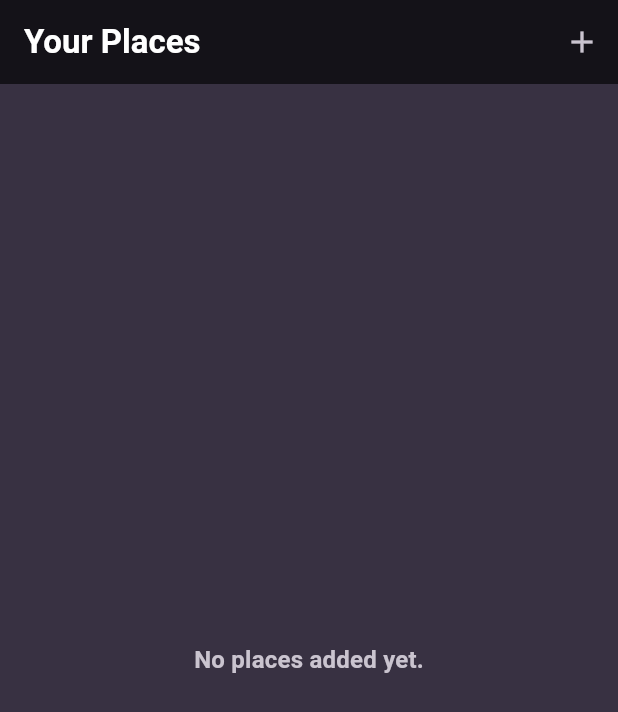
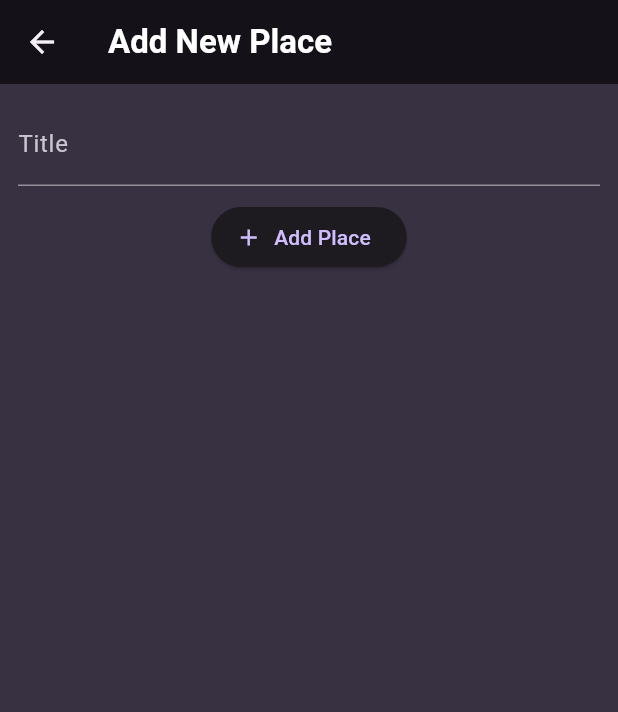
Before and after one commit to AyonMandal/FavoritePlaceApp, a Flutter app: the screen it shows after launch, after a tap on the "add" icon, on a phone screen of 412 x 824 dp. Shown: the top 712 px of the screen. Run offline on Flutter 3.47's test engine with Material 3 defaults, Android fonts, the phone set to English and light mode, and no system bars; our stand-ins replace google_fonts.

Commit message:
added add place screen ui

```diff
--- a/lib/main.dart
+++ b/lib/main.dart
@@ -38,7 +38,12 @@ class MyApp extends StatelessWidget {
   Widget build(BuildContext context) {
     return MaterialApp(
       title: 'Great Places',
-      theme: theme,
+      theme: theme.copyWith(
+        appBarTheme: ThemeData.light().appBarTheme.copyWith(
+              iconTheme: IconThemeData(
+                  color: Theme.of(context).colorScheme.onInverseSurface),
+            ),
+      ),
       home: const PlacesScreen(),
     );
   }
--- /dev/null
+++ b/lib/screens/add_place.dart
@@ -0,0 +1,53 @@
+import 'package:flutter/material.dart';
+
+class AddPlaceScreen extends StatefulWidget {
+  const AddPlaceScreen({super.key});
+
+  @override
+  State<AddPlaceScreen> createState() => _AddPlaceScreenState();
+}
+
+class _AddPlaceScreenState extends State<AddPlaceScreen> {
+  final _textController = TextEditingController();
+
+  @override
+  void dispose() {
+    super.dispose();
+    _textController.dispose();
+  }
+  @override
+  Widget build(BuildContext context) {
+    return Scaffold(
+      appBar: AppBar(
+        title: const Text(
+          'Add New Place',
+          style: TextStyle(color: Colors.white),
+        ),
+      ),
+      body: SingleChildScrollView(
+        padding: const EdgeInsets.all(12),
+        child: Column(
+          children: [
+            TextField(
+              controller: _textController,
+              decoration: const InputDecoration(
+                label: Text('Title'),
+              ),
+              style: TextStyle(
+                color: Theme.of(context).colorScheme.onSurfaceVariant,
+              ),
+            ),
+            const SizedBox(
+              height: 10,
+            ),
+            ElevatedButton.icon(
+              onPressed: () {},
+              icon: const Icon(Icons.add),
+              label: const Text('Add Place'),
+            )
+          ],
+        ),
+      ),
+    );
+  }
+}
--- a/lib/screens/places.dart
+++ b/lib/screens/places.dart
@@ -1,4 +1,5 @@
 import 'package:flutter/material.dart';
+import 'package:meals_app/screens/add_place.dart';
 import 'package:meals_app/widgets/places_list.dart';
 
 class PlacesScreen extends StatelessWidget {
@@ -14,7 +15,15 @@ class PlacesScreen extends StatelessWidget {
         ),
         actions: [
           IconButton(
-            onPressed: () {},
+            onPressed: () {
+              Navigator.of(context).push(
+                MaterialPageRoute(
+                  builder: (context) {
+                    return const AddPlaceScreen();
+                  },
+                ),
+              );
+            },
             icon: const Icon(Icons.add),
           ),
         ],
```
